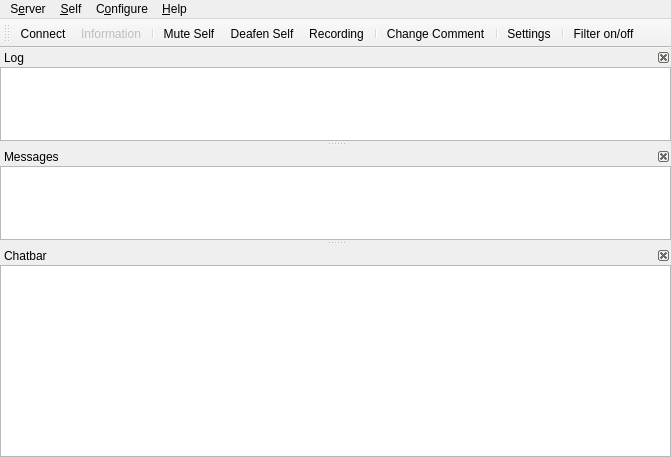
Qt form src/mumble/MainWindow.ui (mumble-voip/mumble) before a commit.
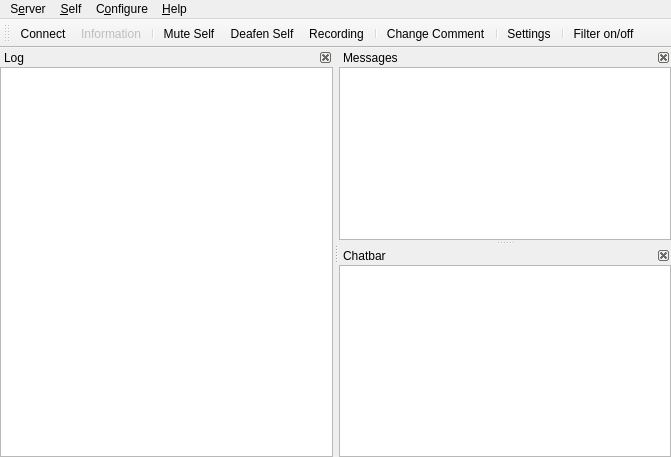
The same form after that commit. Icons and pictures are not drawn. Custom widgets are drawn as their Qt base class.

Commit message: updated the default layouts

The edit to the form file:
```diff
--- a/src/mumble/MainWindow.ui
+++ b/src/mumble/MainWindow.ui
@@ -137,7 +137,7 @@
     <string>Messages</string>
    </property>
    <attribute name="dockWidgetArea">
-    <number>1</number>
+    <number>2</number>
    </attribute>
    <widget class="LogTextBrowser" name="qteMsg">
     <property name="contextMenuPolicy">
@@ -171,7 +171,7 @@
     <string>Chatbar</string>
    </property>
    <attribute name="dockWidgetArea">
-    <number>1</number>
+    <number>2</number>
    </attribute>
    <widget class="ChatbarTextEdit" name="qteChat">
     <property name="sizePolicy">
```
The commit also changes 1 other file.
